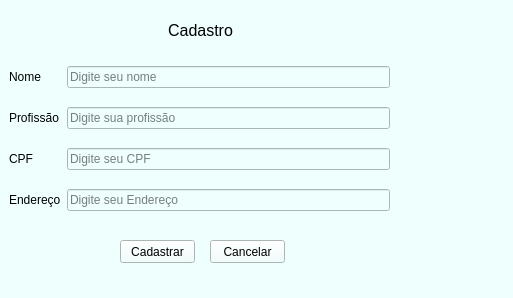
Kaesinasprod/Sistema-de-Funcionarios, file view/cadastro.ui: the form before one commit.
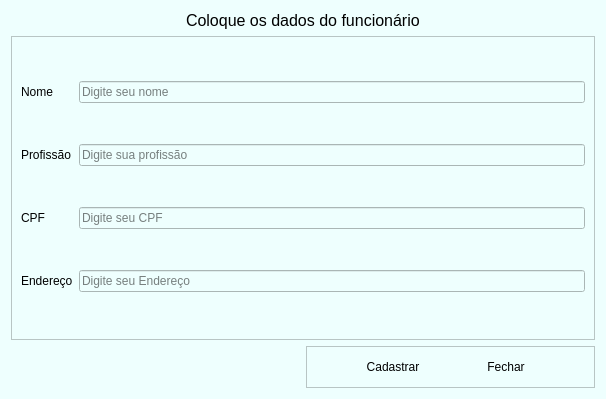
The form after the commit.

Patch:
```diff
--- a/view/cadastro.ui
+++ b/view/cadastro.ui
@@ -6,8 +6,8 @@
    <rect>
     <x>0</x>
     <y>0</y>
-    <width>513</width>
-    <height>298</height>
+    <width>606</width>
+    <height>399</height>
    </rect>
   </property>
   <property name="windowTitle">
@@ -16,62 +16,42 @@
   <property name="styleSheet">
    <string notr="true">background-color: rgb(238, 255, 254);</string>
   </property>
-  <widget class="QPushButton" name="cancelar_btn">
-   <property name="geometry">
-    <rect>
-     <x>210</x>
-     <y>240</y>
-     <width>75</width>
-     <height>23</height>
-    </rect>
-   </property>
-   <property name="text">
-    <string>Cancelar</string>
-   </property>
-  </widget>
-  <widget class="QPushButton" name="cadastrar_btn">
-   <property name="geometry">
-    <rect>
-     <x>120</x>
-     <y>240</y>
-     <width>75</width>
-     <height>23</height>
-    </rect>
-   </property>
-   <property name="text">
-    <string>Cadastrar</string>
-   </property>
-  </widget>
+  <layout class="QGridLayout" name="gridLayout_3">
+   <item row="0" column="0" colspan="2" alignment="Qt::AlignHCenter">
   <widget class="QLabel" name="label">
-   <property name="geometry">
-    <rect>
-     <x>10</x>
-     <y>10</y>
-     <width>381</width>
-     <height>41</height>
-    </rect>
+     <property name="sizePolicy">
+      <sizepolicy hsizetype="Preferred" vsizetype="Fixed">
+       <horstretch>0</horstretch>
+       <verstretch>0</verstretch>
+      </sizepolicy>
+     </property>
+     <property name="font">
+      <font>
+       <pointsize>12</pointsize>
+       <weight>50</weight>
+       <bold>false</bold>
+      </font>
    </property>
    <property name="text">
-    <string>&lt;html&gt;&lt;head/&gt;&lt;body&gt;&lt;p align=&quot;center&quot;&gt;&lt;span style=&quot; font-size:12pt;&quot;&gt;Cadastro&lt;/span&gt;&lt;/p&gt;&lt;/body&gt;&lt;/html&gt;</string>
-   </property>
-  </widget>
-  <widget class="QWidget" name="layoutWidget">
-   <property name="geometry">
-    <rect>
-     <x>9</x>
-     <y>53</y>
-     <width>381</width>
-     <height>171</height>
-    </rect>
+      <string>Coloque os dados do funcionário</string>
+     </property>
+    </widget>
+   </item>
+   <item row="1" column="0" rowspan="3" colspan="2">
+    <widget class="QFrame" name="frame">
+     <property name="sizePolicy">
+      <sizepolicy hsizetype="Preferred" vsizetype="Preferred">
+       <horstretch>0</horstretch>
+       <verstretch>0</verstretch>
+      </sizepolicy>
+     </property>
+     <property name="frameShape">
+      <enum>QFrame::StyledPanel</enum>
+     </property>
+     <property name="frameShadow">
+      <enum>QFrame::Raised</enum>
    </property>
    <layout class="QGridLayout" name="gridLayout">
-    <item row="0" column="0">
-     <widget class="QLabel" name="label_2">
-      <property name="text">
-       <string>Nome</string>
-      </property>
-     </widget>
-    </item>
     <item row="0" column="1">
      <widget class="QLineEdit" name="cad_nome">
       <property name="text">
@@ -82,6 +62,13 @@
       </property>
      </widget>
     </item>
+      <item row="3" column="1">
+       <widget class="QLineEdit" name="cad_end">
+        <property name="placeholderText">
+         <string>Digite seu Endereço</string>
+        </property>
+       </widget>
+      </item>
     <item row="1" column="0">
      <widget class="QLabel" name="label_3">
       <property name="styleSheet">
@@ -92,20 +79,6 @@
       </property>
      </widget>
     </item>
-    <item row="1" column="1">
-     <widget class="QLineEdit" name="cad_prof">
-      <property name="placeholderText">
-       <string>Digite sua profissão</string>
-      </property>
-     </widget>
-    </item>
-    <item row="2" column="0">
-     <widget class="QLabel" name="label_4">
-      <property name="text">
-       <string>CPF</string>
-      </property>
-     </widget>
-    </item>
     <item row="2" column="1">
      <widget class="QLineEdit" name="cad_cpf">
       <property name="placeholderText">
@@ -113,6 +86,27 @@
       </property>
      </widget>
     </item>
+      <item row="2" column="0">
+       <widget class="QLabel" name="label_4">
+        <property name="text">
+         <string>CPF</string>
+        </property>
+       </widget>
+      </item>
+      <item row="1" column="1">
+       <widget class="QLineEdit" name="cad_prof">
+        <property name="placeholderText">
+         <string>Digite sua profissão</string>
+        </property>
+       </widget>
+      </item>
+      <item row="0" column="0">
+       <widget class="QLabel" name="label_2">
+        <property name="text">
+         <string>Nome</string>
+        </property>
+       </widget>
+      </item>
     <item row="3" column="0">
      <widget class="QLabel" name="label_5">
       <property name="text">
@@ -120,15 +114,78 @@
       </property>
      </widget>
     </item>
-    <item row="3" column="1">
-     <widget class="QLineEdit" name="cad_end">
-      <property name="placeholderText">
-       <string>Digite seu Endereço</string>
-      </property>
-     </widget>
-    </item>
-   </layout>
-  </widget>
+     </layout>
+    </widget>
+   </item>
+   <item row="4" column="1">
+    <widget class="QFrame" name="frame_2">
+     <property name="sizePolicy">
+      <sizepolicy hsizetype="Preferred" vsizetype="Fixed">
+       <horstretch>0</horstretch>
+       <verstretch>0</verstretch>
+      </sizepolicy>
+     </property>
+     <property name="frameShape">
+      <enum>QFrame::StyledPanel</enum>
+     </property>
+     <property name="frameShadow">
+      <enum>QFrame::Raised</enum>
+     </property>
+     <layout class="QGridLayout" name="gridLayout_2">
+      <item row="0" column="0">
+       <widget class="QPushButton" name="cadastrar_btn">
+        <property name="sizePolicy">
+         <sizepolicy hsizetype="Preferred" vsizetype="Preferred">
+          <horstretch>0</horstretch>
+          <verstretch>0</verstretch>
+         </sizepolicy>
+        </property>
+        <property name="maximumSize">
+         <size>
+          <width>60</width>
+          <height>30</height>
+         </size>
+        </property>
+        <property name="cursor">
+         <cursorShape>PointingHandCursor</cursorShape>
+        </property>
+        <property name="text">
+         <string>Cadastrar</string>
+        </property>
+        <property name="flat">
+         <bool>true</bool>
+        </property>
+       </widget>
+      </item>
+      <item row="0" column="1">
+       <widget class="QPushButton" name="fechar_btn">
+        <property name="sizePolicy">
+         <sizepolicy hsizetype="Preferred" vsizetype="Preferred">
+          <horstretch>0</horstretch>
+          <verstretch>0</verstretch>
+         </sizepolicy>
+        </property>
+        <property name="maximumSize">
+         <size>
+          <width>60</width>
+          <height>30</height>
+         </size>
+        </property>
+        <property name="cursor">
+         <cursorShape>PointingHandCursor</cursorShape>
+        </property>
+        <property name="text">
+         <string>Fechar</string>
+        </property>
+        <property name="flat">
+         <bool>true</bool>
+        </property>
+       </widget>
+      </item>
+     </layout>
+    </widget>
+   </item>
+  </layout>
  </widget>
  <resources/>
  <connections/>
```
Left out of the diff: 8 changed lines with no effect on the pictures. Lines whose indentation alone changed are shown as unchanged.
